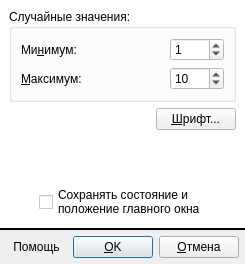
Above: ui/settingsdialog.ce.ui from leppa/tspsg before the change. Below: the same form after it.
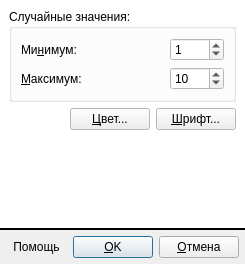
That is the form after the change. Icons and pictures are not drawn.

Commit message: + Settings are now saved and restored. + Font color selection in settings. + Primitive about dialog. + Automatic resizing of cells to its contents in wince. * No "Save window position" checkbox in wince.

The edit to the form file:
```diff
--- a/ui/settingsdialog.ce.ui
+++ b/ui/settingsdialog.ce.ui
@@ -6,7 +6,7 @@
    <rect>
     <x>0</x>
     <y>0</y>
-    <width>229</width>
+    <width>235</width>
     <height>264</height>
    </rect>
   </property>
@@ -193,6 +193,17 @@
           </property>
          </spacer>
         </item>
+        <item>
+         <widget class="QPushButton" name="buttonColor">
+          <property name="text">
+           <string>&amp;Цвет...</string>
+          </property>
+          <property name="icon">
+           <iconset resource="../resources/tspsg.qrc">
+            <normaloff>:/images/buttons/buttons/Color.png</normaloff>:/images/buttons/buttons/Color.png</iconset>
+          </property>
+         </widget>
+        </item>
         <item>
          <widget class="QPushButton" name="buttonFont">
           <property name="cursor">
@@ -225,53 +236,6 @@
         </property>
        </spacer>
       </item>
-      <item>
-       <layout class="QHBoxLayout" name="horizontalLayout">
-        <item>
-         <spacer name="horizontalSpacer">
-          <property name="orientation">
-           <enum>Qt::Horizontal</enum>
-          </property>
-          <property name="sizeHint" stdset="0">
-           <size>
-            <width>40</width>
-            <height>20</height>
-           </size>
-          </property>
-         </spacer>
-        </item>
-        <item>
-         <widget class="QCheckBox" name="checkBox">
-          <property name="cursor">
-           <cursorShape>PointingHandCursor</cursorShape>
-          </property>
-          <property name="statusTip">
-           <string>Восстанавливать состояние и размеры окна после перезапуска программы</string>
-          </property>
-          <property name="text">
-           <string>Сохранять состояние и
-положение главного окна</string>
-          </property>
-          <property name="checked">
-           <bool>false</bool>
-          </property>
-         </widget>
-        </item>
-        <item>
-         <spacer name="horizontalSpacer_2">
-          <property name="orientation">
-           <enum>Qt::Horizontal</enum>
-          </property>
-          <property name="sizeHint" stdset="0">
-           <size>
-            <width>40</width>
-            <height>20</height>
-           </size>
-          </property>
-         </spacer>
-        </item>
-       </layout>
-      </item>
      </layout>
     </widget>
    </item>
```
The commit also changes 12 other files.
